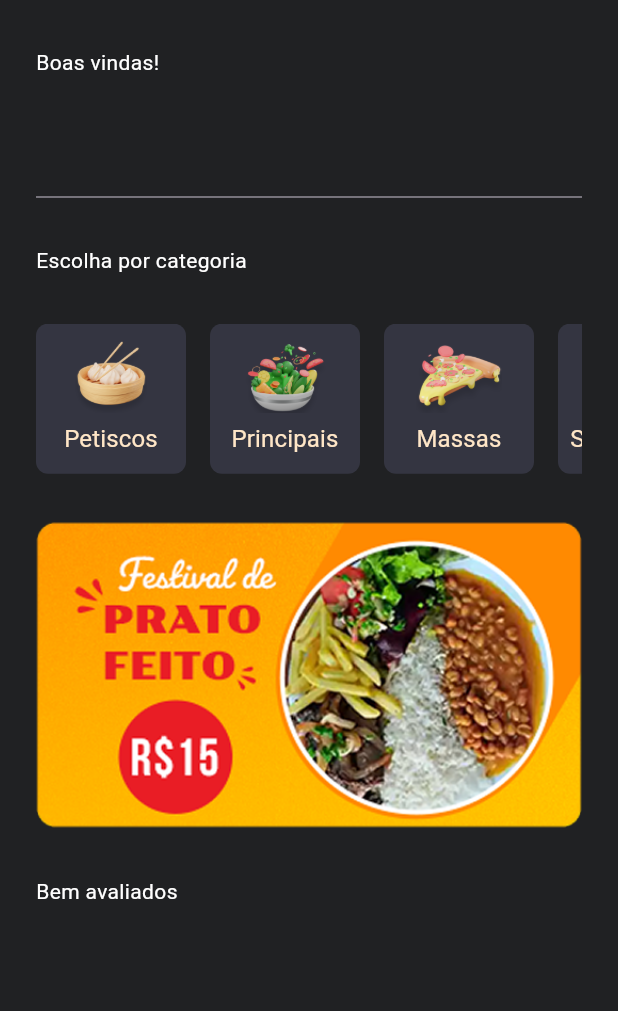
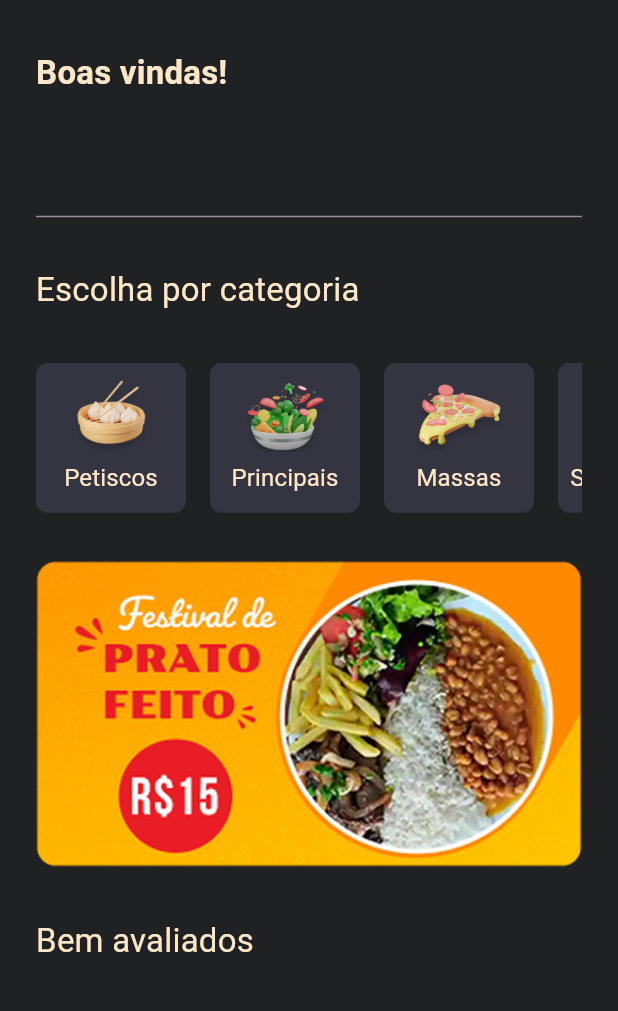
Before and after one commit to ricarthlima/flutter_imersao_techtaste, a Flutter app: the screen it shows after launch, after a tap on "Bora!", on a phone screen of 412 x 824 dp, the part 136-1147 px from its top. Run offline on Flutter 3.47's test engine with Material 3 defaults, Android fonts, the light colour scheme and no system bars.

Commit message:
home: titles

```diff
--- a/lib/ui/_core/app_theme.dart
+++ b/lib/ui/_core/app_theme.dart
@@ -11,6 +11,7 @@ abstract class AppTheme {
       titleMedium: TextStyle(
         fontWeight: FontWeight.w400,
         fontSize: 22,
+        color: AppColors.mainLightColor,
       ),
       titleSmall: TextStyle(
         fontWeight: FontWeight.w400,
--- a/lib/ui/home/home_screen.dart
+++ b/lib/ui/home/home_screen.dart
@@ -31,9 +31,17 @@ class HomeScreen extends StatelessWidget {
                   width: 147,
                 ),
               ),
-              Text("Boas vindas!"),
+              Text(
+                "Boas vindas!",
+                style: Theme.of(context).textTheme.titleMedium!.copyWith(
+                      fontWeight: FontWeight.w700,
+                    ),
+              ),
               TextFormField(),
-              Text("Escolha por categoria"),
+              Text(
+                "Escolha por categoria",
+                style: Theme.of(context).textTheme.titleMedium,
+              ),
               SingleChildScrollView(
                 scrollDirection: Axis.horizontal,
                 child: Row(
@@ -48,8 +56,13 @@ class HomeScreen extends StatelessWidget {
                   ),
                 ),
               ),
-              Image.asset("assets/banners/banner_promo.png"),
-              Text("Bem avaliados"),
+              Image.asset(
+                "assets/banners/banner_promo.png",
+              ),
+              Text(
+                "Bem avaliados",
+                style: Theme.of(context).textTheme.titleMedium,
+              ),
             ],
           ),
         ),
--- a/lib/ui/splash/splash_screen.dart
+++ b/lib/ui/splash/splash_screen.dart
@@ -38,7 +38,10 @@ class SplashScreen extends StatelessWidget {
                       children: [
                         Text(
                           "Um parceiro inovador para sua",
-                          style: Theme.of(context).textTheme.titleMedium,
+                          style:
+                              Theme.of(context).textTheme.titleMedium!.copyWith(
+                                    color: Colors.white,
+                                  ),
                         ),
                         Text(
                           "melhor experiência culinária!",
```
